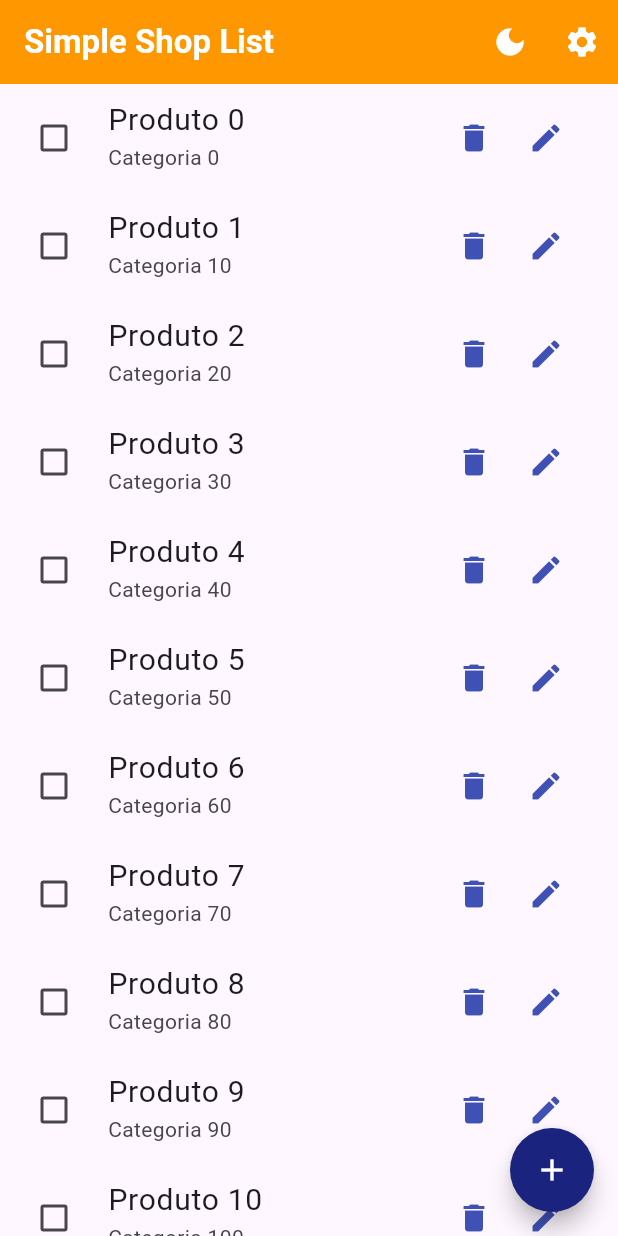
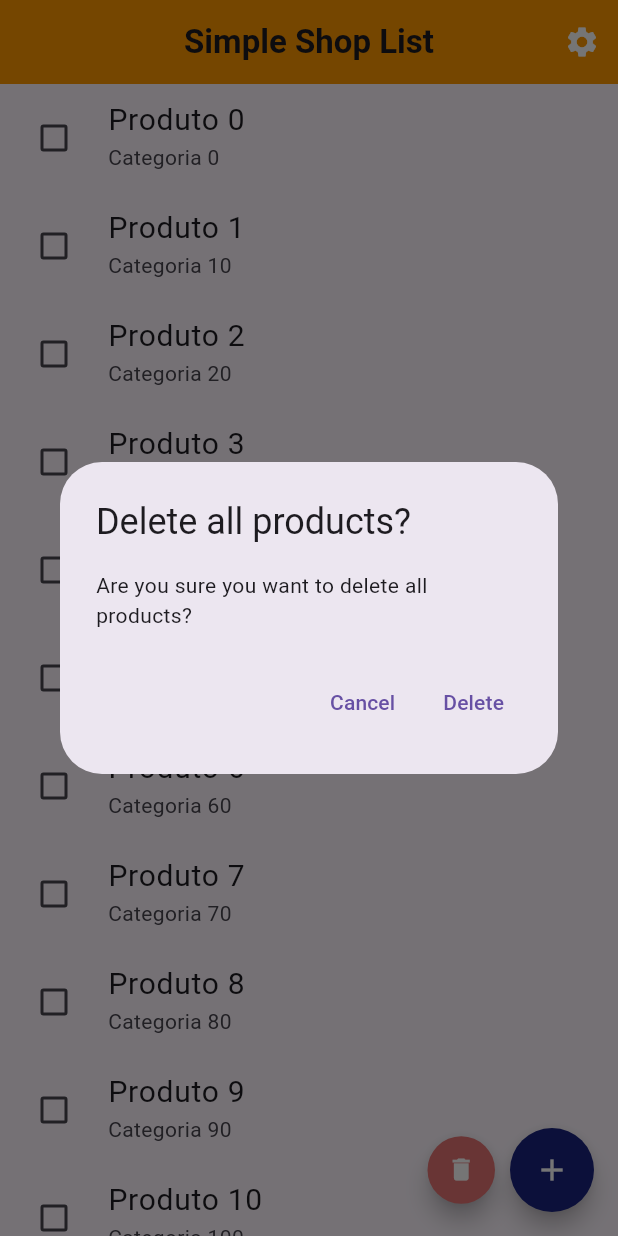
Before and after one commit to seerjo0/simple_shop_list, a Flutter app: the screen it shows after launch, after a tap on the "delete" icon, on a phone screen of 412 x 824 dp. Run offline on Flutter 3.47's test engine with Material 3 defaults, Android fonts, the phone set to English and light mode, and no system bars; our stand-ins replace bloc, flutter_bloc, go_router.

```diff
--- a/lib/main.dart
+++ b/lib/main.dart
@@ -7,43 +7,11 @@ import 'package:flutter_bloc/flutter_bloc.dart';
 void main() => runApp(
       BlocProvider(
         create: (context) => HomeController(),
-        child: BlocConsumer<HomeController, HomeState>(
-          listener: (context, state) {
-            switch (state.counter) {
-              case == -1:
-                Navigator.pushNamed(context, '/other-page');
-                context.read<HomeController>().reset();
-              case == 3:
-                showDialog<String>(
-                  context: context,
-                  builder: (context) => AlertDialog(
-                    content: Text(
-                      'counter is ${state.counter}',
-                      style: const TextStyle(
-                        fontSize: 25,
-                      ),
-                    ),
-                    actions: [
-                      TextButton(
-                        onPressed: () => Navigator.pop(context, 'OK'),
-                        child: const Text(
-                          'OK',
-                          style: TextStyle(
-                            fontWeight: FontWeight.bold,
-                            fontSize: 15,
-                          ),
-                        ),
-                      ),
-                    ],
-                  ),
-                );
-                context.read<HomeController>().reset();
-            }
-          },
+        child: BlocBuilder<HomeController, HomeState>(
           builder: (context, state) {
             return MaterialApp.router(
               debugShowCheckedModeBanner: false,
-              theme: state.apptheme ? ThemeData.light() : ThemeData.dark(),
+              theme: state.darkModeOn ? ThemeData.dark() : ThemeData.light(),
               routerConfig: router,
               title: 'Simple Shop List',
             );
--- a/lib/routing/router.dart
+++ b/lib/routing/router.dart
@@ -1,5 +1,5 @@
 import 'package:go_router/go_router.dart';
-import 'package:simple_shop_list/routing/routes.dart';
+import '../routing/routes.dart';
 import '../ui/home/widgets/home_screen.dart';
 import '../ui/settings/settings_screen.dart';
 
--- a/lib/routing/routes.dart
+++ b/lib/routing/routes.dart
@@ -1,4 +1,5 @@
 abstract final class Routes {
   static const home = '/';
   static const settings = '/settings';
+  static const addProduct = '/add-product';
 }
--- a/lib/ui/home/view_models/home_viewmodel.dart
+++ b/lib/ui/home/view_models/home_viewmodel.dart
@@ -4,32 +4,17 @@ import '../widgets/home_state.dart';
 class HomeController extends Cubit<HomeState> {
   HomeController()
       : super(
-          HomeState(isLoading: true, counter: 0, apptheme: true, active: false),
+          HomeState(isLoading: true, darkModeOn: false, active: false),
         ) {
     Future.delayed(
       const Duration(seconds: 2),
     ).then((_) {
       emit(HomeState(
-          isLoading: false, counter: state.counter, apptheme: state.apptheme, active: false));
+          isLoading: false, darkModeOn: state.darkModeOn, active: false));
     });
   }
 
-  void increment() => emit(state.copyWith(counter: state.counter + 1));
-
-  void decrement() => emit(state.copyWith(counter: state.counter - 1));
-
-  void reset() => Future.delayed(const Duration(seconds: 1)).then(
-        (_) => emit(
-          HomeState(
-            isLoading: false,
-            counter: 0,
-            apptheme: state.apptheme,
-            active: false,
-          ),
-        ),
-      );
-
-  void changeTheme() => emit(state.copyWith(apptheme: !state.apptheme));
+  void changeTheme() => emit(state.copyWith(darkModeOn: !state.darkModeOn));
 
   void activeToogle() => emit(state.copyWith(active: !state.active));
 
--- a/lib/ui/home/widgets/home_screen.dart
+++ b/lib/ui/home/widgets/home_screen.dart
@@ -1,9 +1,9 @@
 import 'package:go_router/go_router.dart';
+import 'package:simple_shop_list/ui/add-product/add_product_view.dart';
 import 'package:simple_shop_list/ui/home/view_models/home_viewmodel.dart';
-import 'package:simple_shop_list/ui/home/widgets/home_state.dart';
-import 'package:simple_shop_list/ui/add-product/add_product_view.dart';
 import 'package:flutter/material.dart';
 import 'package:flutter_bloc/flutter_bloc.dart';
+import 'package:simple_shop_list/ui/home/widgets/home_state.dart';
 
 import '../../../routing/routes.dart';
 
@@ -16,21 +16,13 @@ class HomeView extends StatelessWidget {
       appBar: AppBar(
         title: const Text(
           'Simple Shop List',
-          style: TextStyle(color: Colors.white, fontWeight: FontWeight.bold),
+          style: TextStyle(
+            fontWeight: FontWeight.bold,
           ),
+        ),
+        centerTitle: true,
         backgroundColor: Colors.orange,
         actions: [
-          BlocBuilder<HomeController, HomeState>(
-            builder: (context, state) {
-              return IconButton(
-                icon: Icon(
-                  state.apptheme ? Icons.dark_mode : Icons.light_mode,
-                  color: Colors.white,
-                ),
-                onPressed: () => context.read<HomeController>().changeTheme(),
-              );
-            },
-          ),
           IconButton(
             icon: const Icon(
               Icons.settings,
@@ -40,11 +32,48 @@ class HomeView extends StatelessWidget {
           ),
         ],
       ),
-      body: SingleChildScrollView(
+      body: BlocBuilder<HomeController, HomeState>(
+        builder: (context, state) {
+          if (state.isLoading) {
+            return const Center(
+              child: CircularProgressIndicator(),
+            );
+          }
+          return SingleChildScrollView(
             child: Column(
               children: [
                 for (int i = 0; i < 20; i++)
-              CheckboxListTile(
+                  Dismissible(
+                    onDismissed: (direction) {},
+                    background: Container(
+                      padding: EdgeInsets.all(16),
+                      color: Colors.green,
+                      child: Row(
+                        mainAxisAlignment: MainAxisAlignment.start,
+                        children: [
+                          const Icon(
+                            Icons.edit,
+                            color: Colors.white,
+                          )
+                        ],
+                      ),
+                    ),
+                    secondaryBackground: Container(
+                      padding: EdgeInsets.all(16),
+                      color: Colors.red,
+                      child: Row(
+                        mainAxisAlignment: MainAxisAlignment.end,
+                        children: [
+                          const Icon(
+                            Icons.delete,
+                            color: Colors.white,
+                          ),
+                        ],
+                      ),
+                    ),
+                    key: UniqueKey(),
+                    child: CheckboxListTile(
+                      activeColor: Colors.indigo.shade900,
                       shape: RoundedRectangleBorder(
                         borderRadius: BorderRadius.circular(40),
                       ),
@@ -57,24 +86,6 @@ class HomeView extends StatelessWidget {
                       ),
                       subtitle: Text('Categoria ${i * 10}'),
                       controlAffinity: ListTileControlAffinity.leading,
-                secondary: Row(
-                  mainAxisSize: MainAxisSize.min,
-                  children: [
-                    IconButton(
-                      icon: const Icon(
-                        Icons.delete,
-                        color: Colors.indigo,
-                      ),
-                      onPressed: () {},
-                    ),
-                    IconButton(
-                      icon: const Icon(
-                        Icons.edit,
-                        color: Colors.indigo,
-                      ),
-                      onPressed: () {},
-                    ),
-                  ],
                     ),
                   ),
                 const SizedBox(
@@ -82,10 +93,47 @@ class HomeView extends StatelessWidget {
                 ),
               ],
             ),
+          );
+        },
       ),
       floatingActionButton: Row(
         mainAxisAlignment: MainAxisAlignment.end,
         children: [
+          SizedBox(
+            height: 45,
+            width: 45,
+            child: FittedBox(
+              child: FloatingActionButton(
+                onPressed: () {
+                  showDialog(
+                    context: context,
+                    builder: (context) => AlertDialog(
+                        title: Text('Delete all products?'),
+                        content: Text(
+                            'Are you sure you want to delete all products?'),
+                        actions: [
+                          TextButton(
+                            onPressed: Navigator.of(context).pop,
+                            child: Text('Cancel'),
+                          ),
+                          TextButton(
+                            onPressed: Navigator.of(context).pop,
+                            child: Text('Delete'),
+                          ),
+                        ]),
+                  );
+                },
+                heroTag: 'delete-all',
+                backgroundColor: Colors.red.shade300,
+                shape: const CircleBorder(),
+                child: const Icon(
+                  Icons.delete,
+                  color: Colors.white,
+                ),
+              ),
+            ),
+          ),
+          SizedBox(width: 10),
           FloatingActionButton(
             heroTag: 'add-product',
             onPressed: () => addProduct(context),
--- a/lib/ui/home/widgets/home_state.dart
+++ b/lib/ui/home/widgets/home_state.dart
@@ -1,41 +1,38 @@
 class HomeState {
-  bool isLoading;
-  final int counter;
-  final bool apptheme;
+  final bool isLoading;
+  final bool darkModeOn;
   final bool active;
 
   HomeState({
     required this.isLoading,
-    required this.counter,
-    required this.apptheme,
+    required this.darkModeOn,
     required this.active,
   });
 
-  factory HomeState.initial() => HomeState(isLoading: true, counter: 0, apptheme: true, active: false);
+  factory HomeState.initial() => HomeState(isLoading: true, darkModeOn: true, active: false);
 
   @override
   bool operator ==(covariant HomeState other) {
     if (identical(this, other)) return true;
 
-    return other.isLoading == isLoading && other.counter == counter && other.apptheme == apptheme && other.active == active;
+    return other.isLoading == isLoading && other.darkModeOn == darkModeOn && other.active == active;
   }
 
   @override
-  int get hashCode => isLoading.hashCode ^ counter.hashCode ^ apptheme.hashCode;
+  int get hashCode => isLoading.hashCode ^ darkModeOn.hashCode;
 
   @override
-  String toString() => 'HomeState(isLoading: $isLoading, counter: $counter, apptheme: $apptheme, active: $active)';
+  String toString() => 'HomeState(isLoading: $isLoading, darkModeOn: $darkModeOn, active: $active)';
 
   HomeState copyWith({
     bool? isLoading,
     int? counter,
-    bool? apptheme,
+    bool? darkModeOn,
     bool? active,
   }) {
     return HomeState(
       isLoading: isLoading ?? this.isLoading,
-      counter: counter ?? this.counter,
-      apptheme: apptheme ?? this.apptheme,
+      darkModeOn: darkModeOn ?? this.darkModeOn,
       active: active ?? this.active,
     );
   }
```
Also changed, not shown: lib/ui/settings/settings_screen.dart (+11 -4 lines). Lines whose indentation alone changed are shown as unchanged.
